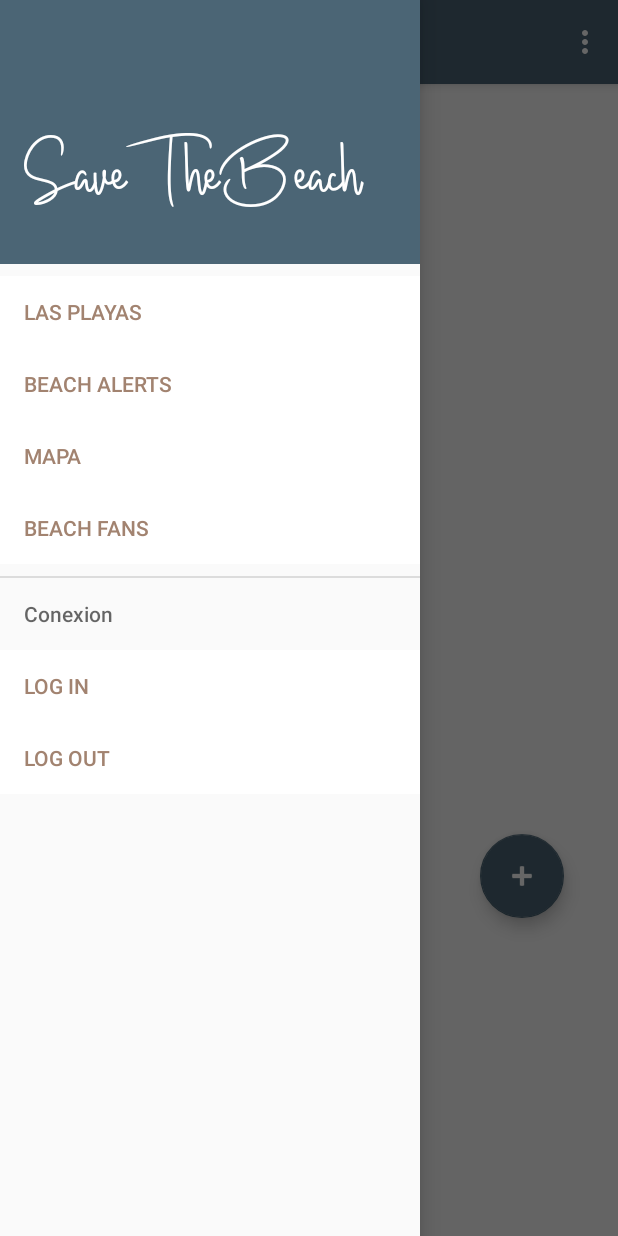
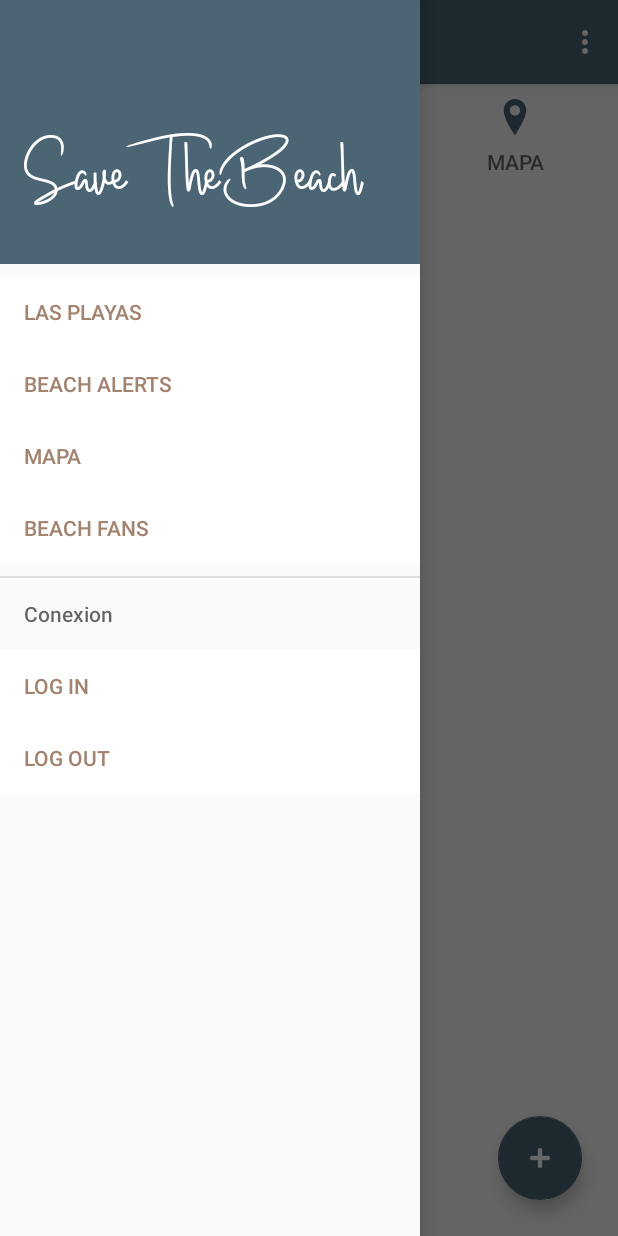
Before and after one commit to raulordas/savebeach, an Android app: the Alertas_Activity screen opened directly, with no data from a screen before it, with the side drawer open, on a phone screen of 412 x 824 dp. Run offline under Robolectric (Android 15) with nearby library versions, the phone set to English and light mode, and no system bars; our stand-ins replace Firebase (no records; nobody signed in at launch, a user with empty details on screens opened directly).

Commit message:
Adapter de alertas realizado Muestra de alertas finalizado controlando acceso al boton dependiento del tipo de usuario.

```diff
--- a/app/build.gradle
+++ b/app/build.gradle
@@ -4,7 +4,7 @@ android {
     compileSdkVersion 27
     defaultConfig {
         applicationId "uem.dam.sharethebeach.sharethebeach"
-        minSdkVersion 17
+        minSdkVersion 21
         targetSdkVersion 27
         versionCode 1
         versionName "1.0"
--- a/app/src/main/java/uem/dam/sharethebeach/sharethebeach/activities/Alertas_Activity.java
+++ b/app/src/main/java/uem/dam/sharethebeach/sharethebeach/activities/Alertas_Activity.java
@@ -2,8 +2,14 @@ package uem.dam.sharethebeach.sharethebeach.activities;
 
 import android.support.annotation.NonNull;
 import android.support.annotation.Nullable;
+import android.support.design.widget.FloatingActionButton;
 import android.support.v7.app.AppCompatActivity;
 import android.os.Bundle;
+import android.support.v7.widget.DefaultItemAnimator;
+import android.support.v7.widget.LinearLayoutManager;
+import android.support.v7.widget.RecyclerView;
+import android.view.View;
+import android.widget.Button;
 
 import com.google.firebase.database.ChildEventListener;
 import com.google.firebase.database.DataSnapshot;
@@ -15,6 +21,7 @@ import java.util.ArrayList;
 
 import uem.dam.sharethebeach.sharethebeach.ContextoCustom;
 import uem.dam.sharethebeach.sharethebeach.R;
+import uem.dam.sharethebeach.sharethebeach.adapters.AdapterAlertas;
 import uem.dam.sharethebeach.sharethebeach.bean.Alerta;
 
 public class Alertas_Activity extends Base_Activity {
@@ -22,39 +29,64 @@ public class Alertas_Activity extends Base_Activity {
 
     private DatabaseReference dbR;
     private ChildEventListener cel;
+
+    AdapterAlertas adaptador;
+    RecyclerView recicler;
+    LinearLayoutManager miLayoutManager;
+    ArrayList<Alerta> lista = new ArrayList<>();
+    FloatingActionButton boton;
+
     @Override
     protected void onCreate(Bundle savedInstanceState) {
         super.onCreate(savedInstanceState);
        // setContentView(R.layout.activity_alertas_);
 
+        //String id_usuario_creador = ((ContextoCustom) (getApplicationContext())).getUser().getUid();
+        boton = findViewById(R.id.btnAniadirAlerta);
+
+        //Si el usuario que ha entrado no esta registrado no podra añadir alertas
+        if(((ContextoCustom) (getApplicationContext())).getUser() == null){
+
+            boton.setEnabled(false);
+            boton.setVisibility(View.INVISIBLE);
+
+
+        }
+
+
         dbR = FirebaseDatabase.getInstance().getReference().child("Alerta");
 
-        ArrayList<String> lista = new ArrayList<>();
-        lista.add("USU1");
-        lista.add("USU2");
-        lista.add("USU3");
-        lista.add("USU4");
+        recicler = findViewById(R.id.recyclerViewAlertas);
+        recicler.setHasFixedSize(true);
 
-        String key = dbR.push().getKey();
+        miLayoutManager = new LinearLayoutManager(this);
+        adaptador = new AdapterAlertas(lista, this);
 
-        //String id_usuario_creador = ((ContextoCustom) (getApplicationContext())).getUser().getUid();
+        recicler.setAdapter(adaptador);
+        recicler.setLayoutManager(miLayoutManager);
+        recicler.setItemAnimator(new DefaultItemAnimator());
 
 
-        Alerta alert = new Alerta(key,"id usuario","descripcion","titulo",
-                "id_playas",lista);
+        adaptador.setOnClickListener(new View.OnClickListener() {
+            @Override
+            public void onClick(View v) {
+                //AL PULSAR UNA ALERTA
+            }
+        });
 
 
-        dbR.child(key).setValue(alert);
+        addChildEvent();
+    }
 
-
+    private void addChildEvent() {
+        if(cel == null) {
             cel = new ChildEventListener() {
                 @Override
                 public void onChildAdded(@NonNull DataSnapshot dataSnapshot, @Nullable String s) {
 
-
-              Alerta alertita = dataSnapshot.getValue(Alerta.class);
-
-              System.out.println(alertita);
+                    Alerta alert = dataSnapshot.getValue(Alerta.class);
+                    lista.add(alert);
+                    adaptador.notifyItemInserted(lista.size() - 1);
 
                 }
 
@@ -80,6 +112,7 @@ public class Alertas_Activity extends Base_Activity {
             };
             dbR.addChildEventListener(cel);
         }
+    }
 
     @Override
     public int cargarLayout() {
@@ -90,4 +123,26 @@ public class Alertas_Activity extends Base_Activity {
     public boolean setDrawer() {
         return false;
     }
+
+    public void creacio_Alerta_Pruebas(){
+
+
+        ArrayList<String> lista = new ArrayList<>();
+        lista.add("USU1");
+        lista.add("USU2");
+        lista.add("USU3");
+        lista.add("USU4");
+
+        String key = dbR.push().getKey();
+
+
+
+        Alerta alert = new Alerta(key,"id usuario","descripcion","titulo",
+                "id_playas","25/05/2015","09:00AM",lista);
+
+
+        dbR.child(key).setValue(alert);
+
+
     }
+}
--- /dev/null
+++ b/app/src/main/java/uem/dam/sharethebeach/sharethebeach/adapters/AdapterAlertas.java
@@ -0,0 +1,88 @@
+package uem.dam.sharethebeach.sharethebeach.adapters;
+
+import android.content.Context;
+import android.support.annotation.NonNull;
+import android.support.v7.widget.RecyclerView;
+import android.view.LayoutInflater;
+import android.view.View;
+import android.view.ViewGroup;
+import android.widget.ImageView;
+import android.widget.TextView;
+
+import java.util.ArrayList;
+
+import uem.dam.sharethebeach.sharethebeach.R;
+import uem.dam.sharethebeach.sharethebeach.bean.Alerta;
+
+public class AdapterAlertas extends RecyclerView.Adapter<AdapterAlertas.HolderAlerta> implements View.OnClickListener {
+
+    private ArrayList<Alerta> listaAlertas;
+    private View.OnClickListener listener;
+    private Context context;
+
+    public AdapterAlertas(ArrayList<Alerta> listaAlertas, Context context) {
+        this.listaAlertas = listaAlertas;
+        this.context = context;
+    }
+
+    public void setOnClickListener(View.OnClickListener listener) {
+        this.listener = listener;
+    }
+
+    @NonNull
+    @Override
+    public HolderAlerta onCreateViewHolder(@NonNull ViewGroup parent, int viewType) {
+        View v = LayoutInflater.from(parent.getContext()).inflate(R.layout.alerta_layout, parent, false);
+        v.setOnClickListener(this);
+        HolderAlerta holder = new HolderAlerta(v);
+        return holder;
+    }
+
+    @Override
+    public void onBindViewHolder(@NonNull HolderAlerta holder, int position) {
+
+        //Demomento solo meto una imagen aleatoria.
+        //ESTO AUMENTA EL API MINIMO A 21
+        holder.imgAlerta.setImageDrawable(context.getDrawable(R.drawable.imagen_alertas_pruebas));
+
+        //Resto atributos
+        holder.txtTituloAlerta.setText(listaAlertas.get(position).getTitulo());
+        holder.txtFecha.setText(listaAlertas.get(position).getFecha());
+        holder.txtUsuCreador.setText(listaAlertas.get(position).getId_creador());
+        holder.txtHora.setText(listaAlertas.get(position).getHora());
+    }
+
+    @Override
+    public int getItemCount() {
+        return listaAlertas.size();
+    }
+
+    @Override
+    public void onClick(View view) {
+        if (listener != null) {
+            listener.onClick(view);
+        }
+    }
+
+    public static class HolderAlerta extends RecyclerView.ViewHolder {
+        TextView txtTituloAlerta;
+        TextView txtUsuCreador;
+        TextView txtFecha;
+        TextView txtHora;
+        ImageView imgAlerta;
+
+        public HolderAlerta(View itemView) {
+            super(itemView);
+            txtTituloAlerta = itemView.findViewById(R.id.txtTitulo);
+            txtUsuCreador = itemView.findViewById(R.id.txtCreador);
+            txtFecha = itemView.findViewById(R.id.txtFecha);
+            txtHora = itemView.findViewById(R.id.txtHora);
+            imgAlerta = itemView.findViewById(R.id.imgAlerta);
+
+        }
+    }
+
+
+
+
+}
--- a/app/src/main/res/layout/activity_alertas_.xml
+++ b/app/src/main/res/layout/activity_alertas_.xml
@@ -1,24 +1,69 @@
 <?xml version="1.0" encoding="utf-8"?>
-<RelativeLayout xmlns:android="http://schemas.android.com/apk/res/android"
+<RelativeLayout
+    xmlns:android="http://schemas.android.com/apk/res/android"
     xmlns:app="http://schemas.android.com/apk/res-auto"
     xmlns:tools="http://schemas.android.com/tools"
+    android:id="@+id/coordBeachList"
     android:layout_width="match_parent"
-    android:layout_height="match_parent"
-    tools:context=".activities.Alertas_Activity">
+    android:layout_height="match_parent">
 
     <android.support.design.widget.FloatingActionButton
-        android:id="@+id/floatingActionButton"
+        android:id="@+id/btnAniadirAlerta"
         android:layout_width="wrap_content"
         android:layout_height="wrap_content"
-        android:layout_alignParentStart="true"
-        android:layout_alignParentTop="true"
-        android:layout_marginStart="320dp"
-        android:layout_marginTop="500dp"
+        android:layout_alignParentEnd="true"
+        android:layout_alignParentBottom="true"
+        android:layout_marginEnd="24dp"
+        android:layout_marginBottom="24dp"
         android:clickable="true"
+        android:focusable="true"
         android:src="@android:drawable/ic_input_add"
-        android:tint="@color/blancoNieve"
-        app:backgroundTint="@color/colorPrimary"
-        tools:layout_editor_absoluteX="313dp"
-        tools:layout_editor_absoluteY="481dp"
-        android:focusable="true" />
+        android:tint="@color/common_google_signin_btn_text_dark_default"
+        app:backgroundTint="@color/colorPrimary" />
+
+    <android.support.design.widget.TabLayout
+        android:id="@+id/beachTabs"
+        android:layout_width="match_parent"
+        android:layout_height="wrap_content"
+        android:scaleX="1"
+        android:scaleY="1"
+        app:tabIndicatorColor="@color/colorPrimary">
+
+        <android.support.design.widget.TabItem
+            android:id="@+id/tabFiltrado"
+            android:layout_width="wrap_content"
+            android:layout_height="wrap_content"
+            android:icon="@drawable/ic_filter_list_black_24dp"
+            android:text="@string/tab_filtrar" />
+
+        <android.support.design.widget.TabItem
+            android:id="@+id/tabItem"
+            android:layout_width="wrap_content"
+            android:layout_height="wrap_content"
+            android:icon="@drawable/ic_up_and_down_opposite_double_arrows_side_by_side"
+            android:text="@string/tab_ordenar" />
+
+        <android.support.design.widget.TabItem
+            android:layout_width="wrap_content"
+            android:layout_height="wrap_content"
+            android:icon="@drawable/ic_location_pin"
+            android:text="@string/tab_mapa" />
+    </android.support.design.widget.TabLayout>
+
+    <android.support.v7.widget.RecyclerView
+        android:id="@+id/recyclerViewAlertas"
+        android:layout_width="match_parent"
+        android:layout_height="500dp"
+        android:layout_below="@+id/beachTabs" />
+
+    <ProgressBar
+        android:id="@+id/progressLoadBeach"
+        style="?android:attr/progressBarStyle"
+        android:layout_width="wrap_content"
+        android:layout_height="wrap_content"
+        android:layout_alignParentBottom="true"
+        android:layout_centerHorizontal="true"
+        android:layout_marginBottom="240dp"
+        android:visibility="invisible" />
+
 </RelativeLayout>
--- a/app/src/main/res/values/dimens.xml
+++ b/app/src/main/res/values/dimens.xml
@@ -9,4 +9,7 @@
     <dimen name="nav_header_vertical_spacing">8dp</dimen>
     <dimen name="nav_header_height">176dp</dimen>
     <dimen name="fab_margin">16dp</dimen>
+    <dimen name="PADDING_5">5dp</dimen>
+    <dimen name="PADDING_3" />
+    <dimen name="PADDING3">3dp</dimen>
 </resources>
--- a/app/src/main/res/values/strings.xml
+++ b/app/src/main/res/values/strings.xml
@@ -72,4 +72,7 @@
     <string name="cuenta">Cuenta</string>
     <string name="comunicate">Si tienes algún problema, puedes contactar comunicate con nosotros en:</string>
     <string name="mail">savethebeachapp@gmail.com</string>
+    <string name="creador_1_s">Creador: %1$s</string>
+    <string name="fecha">Fecha:</string>
+    <string name="hora">Hora:</string>
 </resources>
--- a/build.gradle
+++ b/build.gradle
@@ -10,7 +10,7 @@ buildscript {
         }
     }
     dependencies {
-        classpath 'com.android.tools.build:gradle:3.3.0'
+        classpath 'com.android.tools.build:gradle:3.2.1'
         classpath 'com.google.gms:google-services:4.2.0'
 
 
```
Also changed, not shown: app/src/main/java/uem/dam/sharethebeach/sharethebeach/bean/Alerta.java (+16 -1 lines), app/src/main/res/layout/alerta_layout.xml (added, +58 -0 lines), app/src/main/res/drawable/imagen_alertas_pruebas.png (added). Lines whose indentation alone changed are shown as unchanged.
